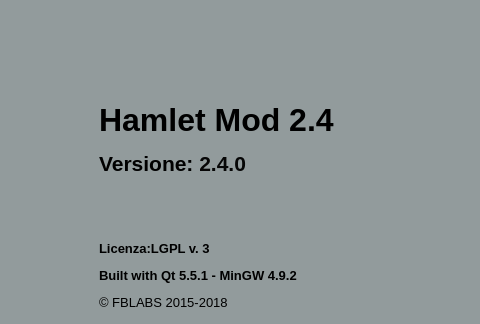
Old version of the form mainwindow.ui in the repository fblabs/hamlet-mod-sancon; both pictures show x 348 to 828 and y 0 to 324 of the 1112 by 780 pixel window.
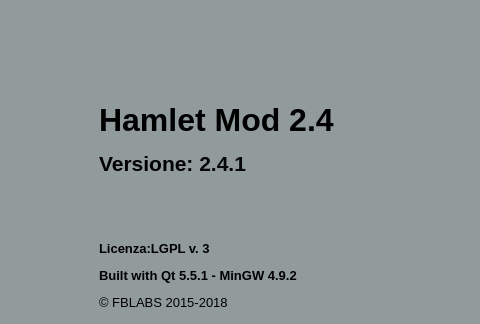
New version of the form. Icons and pictures are not drawn.

Patch:
```diff
--- a/mainwindow.ui
+++ b/mainwindow.ui
@@ -539,7 +539,7 @@
       <item>
        <widget class="QLabel" name="label_2">
         <property name="text">
-         <string>&lt;html&gt;&lt;head/&gt;&lt;body&gt;&lt;p&gt;&lt;span style=&quot; font-size:24pt; font-weight:600;&quot;&gt;Hamlet Mod 2.4&lt;/span&gt;&lt;/p&gt;&lt;p&gt;&lt;span style=&quot; font-size:16pt; font-weight:600;&quot;&gt;Versione: &lt;/span&gt;&lt;span style=&quot; font-size:16pt; font-weight:600; color:#060606;&quot;&gt;2.4.0&lt;/span&gt;&lt;br/&gt;&lt;/p&gt;&lt;p&gt;&lt;br/&gt;&lt;/p&gt;&lt;p&gt;&lt;span style=&quot; font-size:10pt; font-weight:600;&quot;&gt;Licenza:LGPL v. 3&lt;/span&gt;&lt;/p&gt;&lt;p&gt;&lt;span style=&quot; font-size:10pt; font-weight:600;&quot;&gt;Built with Qt 5.5.1 - MinGW 4.9.2&lt;/span&gt;&lt;/p&gt;&lt;p&gt;&lt;span style=&quot; font-size:10pt;&quot;&gt;© FBLABS 2015-2018&lt;/span&gt;&lt;/p&gt;&lt;p&gt;&lt;a href=&quot;https://www.github.com/fblabs/hamlet-mod-sancon&quot;&gt;&lt;span style=&quot; text-decoration: underline; color:#0000ff;&quot;&gt;Sorgenti (github)&lt;/span&gt;&lt;/a&gt;&lt;/p&gt;&lt;/body&gt;&lt;/html&gt;</string>
+         <string>&lt;html&gt;&lt;head/&gt;&lt;body&gt;&lt;p&gt;&lt;span style=&quot; font-size:24pt; font-weight:600;&quot;&gt;Hamlet Mod 2.4&lt;/span&gt;&lt;/p&gt;&lt;p&gt;&lt;span style=&quot; font-size:16pt; font-weight:600;&quot;&gt;Versione: &lt;/span&gt;&lt;span style=&quot; font-size:16pt; font-weight:600; color:#060606;&quot;&gt;2.4.1&lt;/span&gt;&lt;br/&gt;&lt;/p&gt;&lt;p&gt;&lt;br/&gt;&lt;/p&gt;&lt;p&gt;&lt;span style=&quot; font-size:10pt; font-weight:600;&quot;&gt;Licenza:LGPL v. 3&lt;/span&gt;&lt;/p&gt;&lt;p&gt;&lt;span style=&quot; font-size:10pt; font-weight:600;&quot;&gt;Built with Qt 5.5.1 - MinGW 4.9.2&lt;/span&gt;&lt;/p&gt;&lt;p&gt;&lt;span style=&quot; font-size:10pt;&quot;&gt;© FBLABS 2015-2018&lt;/span&gt;&lt;/p&gt;&lt;p&gt;&lt;a href=&quot;https://www.github.com/fblabs/hamlet-mod-sancon&quot;&gt;&lt;span style=&quot; text-decoration: underline; color:#0000ff;&quot;&gt;Sorgenti (github)&lt;/span&gt;&lt;/a&gt;&lt;/p&gt;&lt;/body&gt;&lt;/html&gt;</string>
         </property>
         <property name="scaledContents">
          <bool>false</bool>
```
